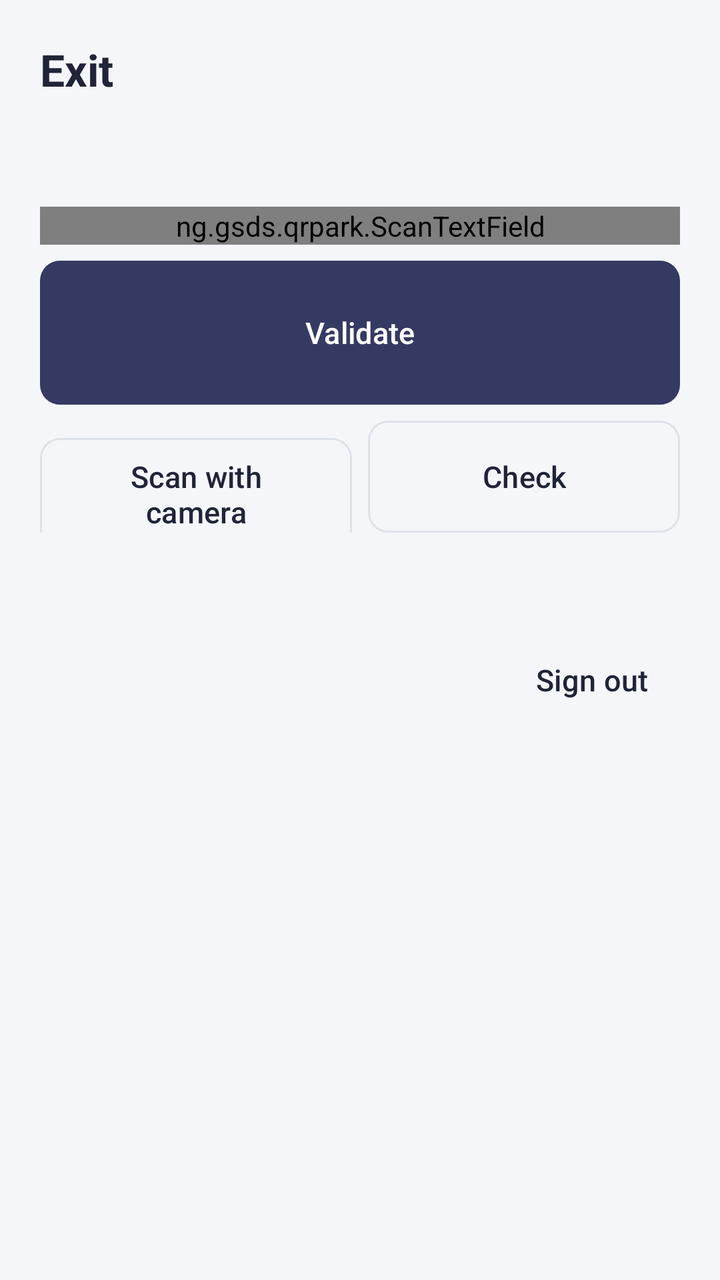
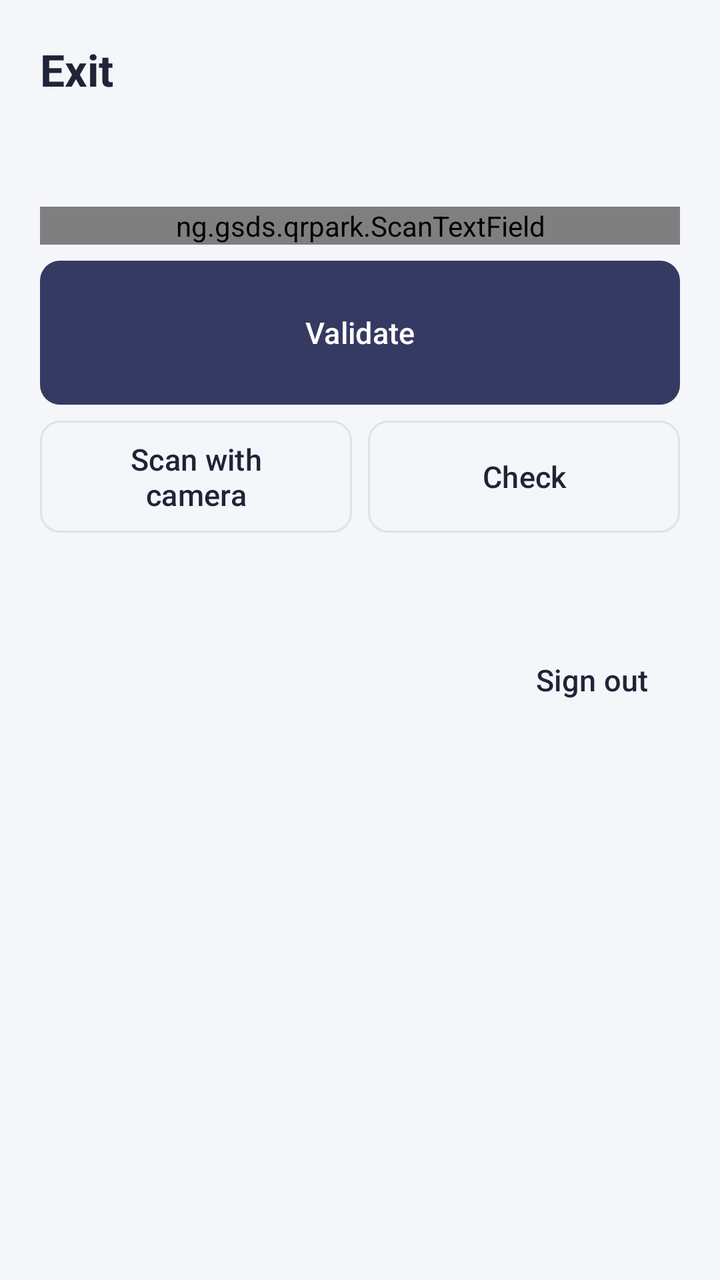

Before-and-after screenshots of an Android layout around one commit, followed by the original layout XML and the change that was made.
<!-- AndroidManifest.xml: application theme Theme.QrPark -->
<!-- res/layout/activity_exit.xml -->
<?xml version="1.0" encoding="utf-8"?>
<ScrollView xmlns:android="http://schemas.android.com/apk/res/android"
    android:id="@+id/root"
    android:layout_width="match_parent"
    android:layout_height="match_parent"
    android:background="@color/paper"
    android:fillViewport="true">

    <LinearLayout
        android:layout_width="match_parent"
        android:layout_height="wrap_content"
        android:orientation="vertical"
        android:padding="20dp">

        <TextView
            android:layout_width="match_parent"
            android:layout_height="wrap_content"
            android:text="@string/exit_mode"
            android:textAppearance="@style/TextAppearance.QrPark.Headline" />

        <TextView
            android:id="@+id/whoWhere"
            android:layout_width="match_parent"
            android:layout_height="wrap_content"
            android:textAppearance="@style/TextAppearance.QrPark.Body" />

        <TextView
            android:id="@+id/site"
            android:layout_width="match_parent"
            android:layout_height="wrap_content"
            android:layout_marginBottom="16dp"
            android:textAppearance="@style/TextAppearance.QrPark.Caption" />

        
        <com.google.android.material.textfield.TextInputLayout
            android:id="@+id/scanLayout"
            android:layout_width="match_parent"
            android:layout_height="wrap_content"
            android:hint="@string/scan_ticket">

            <ng.gsds.qrpark.ScanTextField
                android:id="@+id/scanField"
                android:layout_width="match_parent"
                android:layout_height="wrap_content"
                android:imeOptions="actionNone|flagNoExtractUi"
                android:importantForAutofill="no"
                android:inputType="textPassword|textNoSuggestions"
                android:maxLines="1" />
        </com.google.android.material.textfield.TextInputLayout>

        <com.google.android.material.button.MaterialButton
            android:id="@+id/validateButton"
            android:layout_width="match_parent"
            android:layout_height="wrap_content"
            android:layout_marginTop="8dp"
            android:minHeight="72dp"
            android:text="@string/validate" />

        <LinearLayout
            android:layout_width="match_parent"
            android:layout_height="wrap_content"
            android:layout_marginTop="8dp"
            android:orientation="horizontal">

            <com.google.android.material.button.MaterialButton
                android:id="@+id/cameraButton"
                style="@style/Widget.QrPark.Button.Outlined"
                android:layout_width="0dp"
                android:layout_height="wrap_content"
                android:layout_marginEnd="4dp"
                android:layout_weight="1"
                android:text="@string/scan_with_camera" />

            <com.google.android.material.button.MaterialButton
                android:id="@+id/checkButton"
                style="@style/Widget.QrPark.Button.Outlined"
                android:layout_width="0dp"
                android:layout_height="wrap_content"
                android:layout_marginStart="4dp"
                android:layout_weight="1"
                android:text="@string/check" />
        </LinearLayout>

        
        <TextView
            android:id="@+id/banner"
            style="@style/Widget.QrPark.Banner"
            android:layout_marginTop="20dp"
            android:minHeight="160dp"
            android:textSize="30sp"
            android:visibility="gone" />

        <TextView
            android:id="@+id/detail"
            android:layout_width="match_parent"
            android:layout_height="wrap_content"
            android:layout_marginTop="12dp"
            android:textAppearance="@style/TextAppearance.QrPark.Title" />

        <com.google.android.material.button.MaterialButton
            android:id="@+id/nextButton"
            style="@style/Widget.QrPark.Button.Outlined"
            android:layout_width="match_parent"
            android:layout_height="wrap_content"
            android:layout_marginTop="16dp"
            android:text="@string/next_vehicle"
            android:visibility="gone" />

        <com.google.android.material.button.MaterialButton
            android:id="@+id/signOutButton"
            style="@style/Widget.QrPark.Button.Text"
            android:layout_width="wrap_content"
            android:layout_height="wrap_content"
            android:layout_gravity="end"
            android:layout_marginTop="16dp"
            android:text="@string/sign_out" />
    </LinearLayout>
</ScrollView>
<!-- resources referenced by this layout -->
<resources>
  <color name="paper">#F4F6FA</color>
  <string name="check">Check</string>
  <string name="exit_mode">Exit</string>
  <string name="next_vehicle">Next</string>
  <string name="scan_ticket">Scan the ticket</string>
  <string name="scan_with_camera">Scan with camera</string>
  <string name="sign_out">Sign out</string>
  <string name="validate">Validate</string>
  <style name="TextAppearance.QrPark.Body" parent="TextAppearance.Material3.BodyMedium">
          <item name="android:fontFamily">sans-serif</item>
          <item name="android:textColor">@color/ink</item>
          <item name="android:textSize">15sp</item>
      </style>
  <style name="TextAppearance.QrPark.Caption" parent="TextAppearance.Material3.BodySmall">
          <item name="android:fontFamily">sans-serif</item>
          <item name="android:textColor">@color/ink_soft</item>
          <item name="android:textSize">13sp</item>
      </style>
  <style name="TextAppearance.QrPark.Headline" parent="TextAppearance.Material3.HeadlineSmall">
          <item name="android:fontFamily">sans-serif</item>
          <item name="android:textFontWeight">700</item>
          <item name="android:textColor">@color/ink</item>
          <item name="android:textSize">22sp</item>
      </style>
  <style name="TextAppearance.QrPark.Title" parent="TextAppearance.Material3.TitleMedium">
          <item name="android:fontFamily">sans-serif</item>
          <item name="android:textFontWeight">500</item>
          <item name="android:textColor">@color/ink</item>
          <item name="android:textSize">16sp</item>
      </style>
  <style name="Widget.QrPark.Banner" parent="">
          <item name="android:layout_width">match_parent</item>
          <item name="android:layout_height">wrap_content</item>
          <item name="android:gravity">center</item>
          <item name="android:padding">22dp</item>
          <item name="android:textColor">@color/white</item>
          <item name="android:textAppearance">@style/TextAppearance.QrPark.Headline</item>
      </style>
  <style name="Widget.QrPark.Button.Text" parent="Widget.Material3.Button.TextButton">
          <item name="android:minHeight">48dp</item>
          <item name="android:textColor">@color/ink</item>
          <item name="android:textAppearance">@style/TextAppearance.QrPark.Label</item>
      </style>
  <color name="ink">#202438</color>
  <color name="ink_soft">#565F70</color>
  <color name="white">#FFFFFF</color>
  <color name="line">#DDE2EA</color>
  <style name="TextAppearance.QrPark.Label" parent="TextAppearance.Material3.LabelLarge">
          <item name="android:fontFamily">sans-serif-medium</item>
          <item name="android:textSize">15sp</item>
          
          <item name="android:textAllCaps">false</item>
      </style>
  <color name="navy">#353A62</color>
  <color name="teal_tint">#E0F5F6</color>
  <color name="teal_dark">#0E6B77</color>
  <color name="teal">#168A99</color>
  <color name="bad">#B00020</color>
  <color name="bad_wash">#FBE8E4</color>
  <color name="surface">#FFFFFF</color>
  <color name="surface_sunk">#F8FAFC</color>
  <color name="line_soft">#EAEDF2</color>
  <style name="Widget.QrPark.Button" parent="Widget.Material3.Button">
          <item name="android:minHeight">56dp</item>
          <item name="android:insetTop">0dp</item>
          <item name="android:insetBottom">0dp</item>
          <item name="cornerRadius">10dp</item>
          <item name="android:textAppearance">@style/TextAppearance.QrPark.Label</item>
      </style>
  <style name="Widget.QrPark.Card" parent="Widget.Material3.CardView.Outlined">
          <item name="cardCornerRadius">12dp</item>
          <item name="cardBackgroundColor">@color/surface</item>
          <item name="strokeColor">@color/line</item>
          <item name="strokeWidth">1dp</item>
          <item name="cardElevation">0dp</item>
      </style>
  <!-- unchanged entries left out for length: 3 -->
</resources>

<!-- the commit's change to res/layout/activity_exit.xml (unified diff, before → after) -->
@@ -60,13 +60,14 @@
             android:layout_width="match_parent"
             android:layout_height="wrap_content"
             android:layout_marginTop="8dp"
+            android:baselineAligned="false"
             android:orientation="horizontal">
 
             <com.google.android.material.button.MaterialButton
                 android:id="@+id/cameraButton"
                 style="@style/Widget.QrPark.Button.Outlined"
                 android:layout_width="0dp"
-                android:layout_height="wrap_content"
+                android:layout_height="match_parent"
                 android:layout_marginEnd="4dp"
                 android:layout_weight="1"
                 android:text="@string/scan_with_camera" />
@@ -75,7 +76,7 @@
                 android:id="@+id/checkButton"
                 style="@style/Widget.QrPark.Button.Outlined"
                 android:layout_width="0dp"
-                android:layout_height="wrap_content"
+                android:layout_height="match_parent"
                 android:layout_marginStart="4dp"
                 android:layout_weight="1"
                 android:text="@string/check" />
